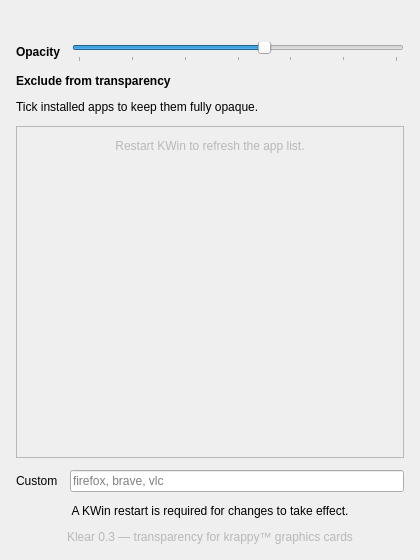
Qt form contents/ui/config.ui (AaronRohrbacher/klear_kwin) before a commit.
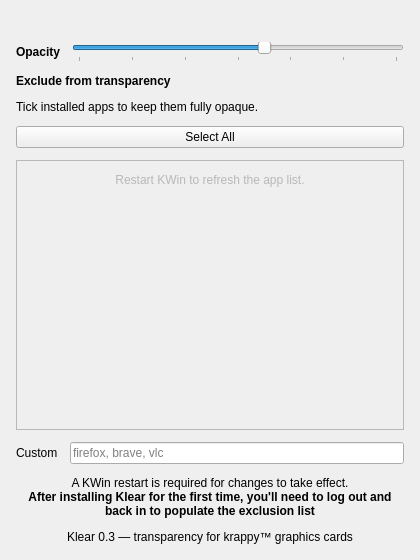
The same form after that commit. Icons and pictures are not drawn.

Commit message: Adds select all button for exclusions

Patch:
```diff
--- a/contents/ui/config.ui
+++ b/contents/ui/config.ui
@@ -105,6 +105,19 @@
      </property>
     </widget>
    </item>
+   <item>
+    <widget class="QPushButton" name="selectAllExclusions">
+     <property name="toolTip">
+      <string>Click again to clear all exclusions.</string>
+     </property>
+     <property name="text">
+      <string>Select All</string>
+     </property>
+     <property name="checkable">
+      <bool>true</bool>
+     </property>
+    </widget>
+   </item>
    <item>
     <widget class="QScrollArea" name="excludeScroll">
      <property name="widgetResizable">
@@ -189,7 +202,10 @@
    <item>
     <widget class="QLabel" name="restartNote">
      <property name="text">
-      <string>A KWin restart is required for changes to take effect.</string>
+      <string>&lt;html&gt;&lt;head/&gt;&lt;body&gt;&lt;p align=&quot;center&quot;&gt;A KWin restart is required for changes to take effect.&lt;br/&gt;&lt;span style=&quot; font-weight:700;&quot;&gt;After installing Klear for the first time, you'll need to log out and back in to populate the exclusion list&lt;/span&gt;&lt;/p&gt;&lt;/body&gt;&lt;/html&gt;</string>
+     </property>
+     <property name="wordWrap">
+      <bool>true</bool>
      </property>
      <property name="alignment">
       <set>Qt::AlignmentFlag::AlignCenter</set>
@@ -204,9 +220,6 @@
      <property name="alignment">
       <set>Qt::AlignmentFlag::AlignCenter</set>
      </property>
-     <property name="styleSheet">
-      <string notr="true">color: palette(mid);</string>
-     </property>
     </widget>
    </item>
   </layout>
```
Left out of the diff: 7 changed lines with no effect on the pictures. The commit also changes 2 other files.
